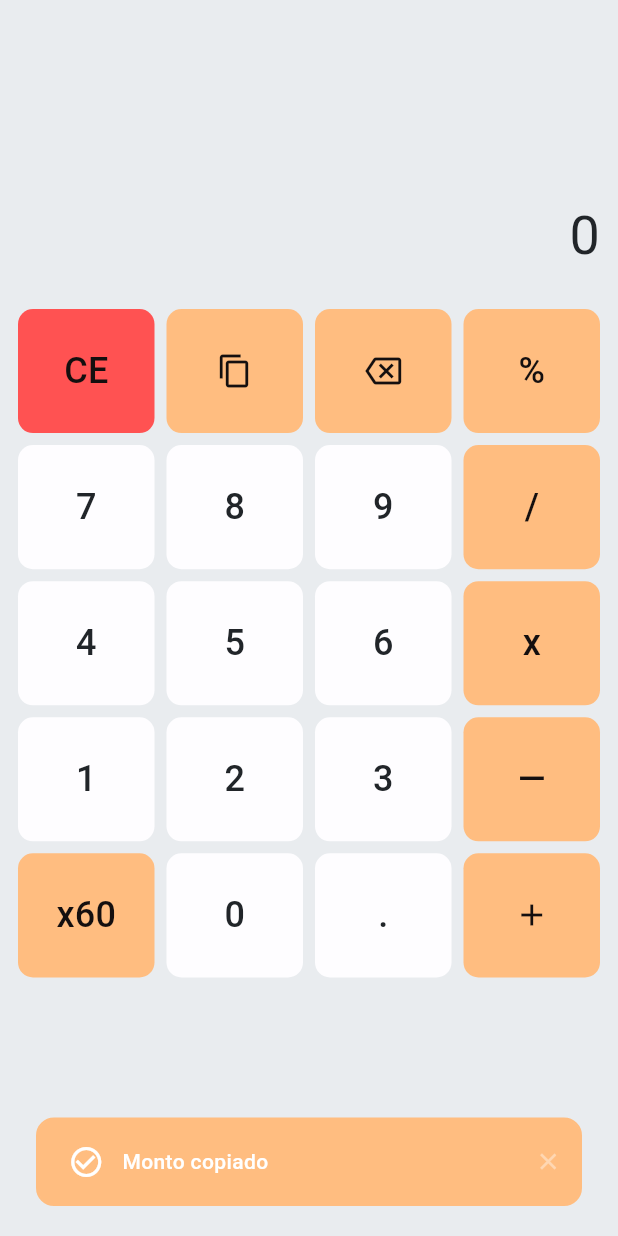
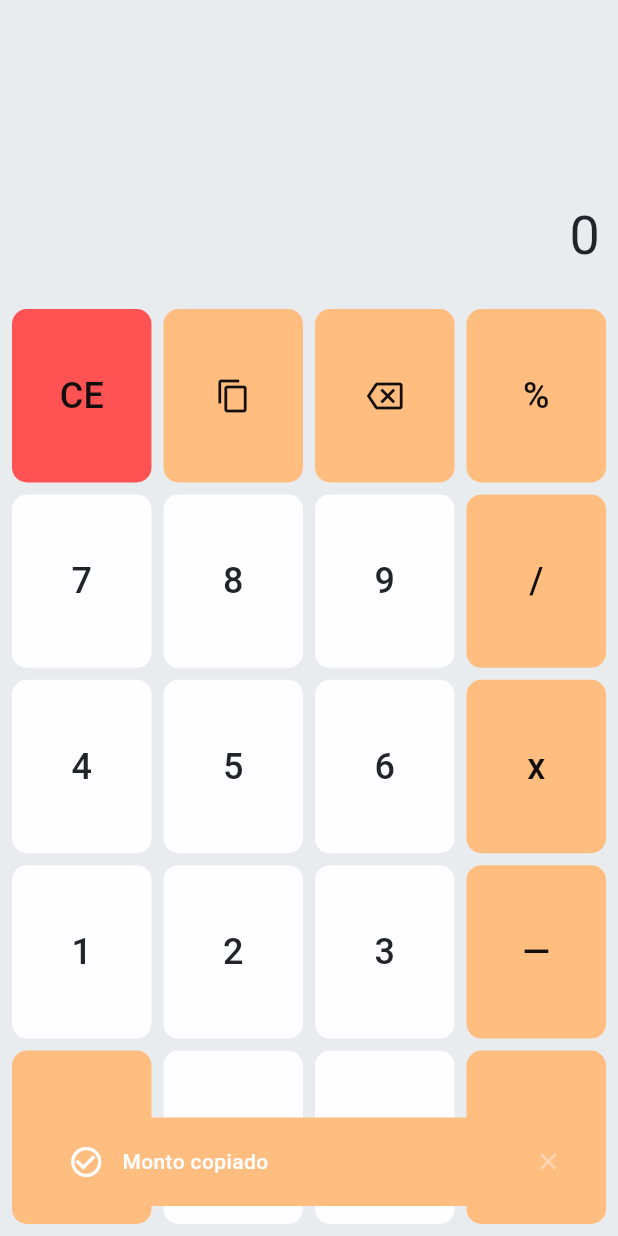
Before and after one commit to DaviD4Chirino/doctor_perro_helper, a Flutter app: the DolarCalculator screen opened directly, after a tap on the "content copy" icon, on a phone screen of 412 x 824 dp. Run offline on Flutter 3.47's test engine with Material 3 defaults, Android fonts, the phone set to English and light mode, and no system bars; drawn by our look-alikes of flutter_layout_grid, toastification; our stand-ins replace flutter_riverpod, math_expressions, riverpod_annotation, shared_preferences; accounts and stored records are empty; generated files the repository leaves out were written again.

Commit message:
added and used grid_layout

```diff
--- a/doctor_perro_helper/lib/screens/pages/calculator/calculator.dart
+++ b/doctor_perro_helper/lib/screens/pages/calculator/calculator.dart
@@ -5,6 +5,7 @@
 import 'package:doctor_perro_helper/widgets/calculator_button.dart';
 import 'package:flutter/material.dart';
 import 'package:flutter/services.dart';
+import 'package:flutter_layout_grid/flutter_layout_grid.dart';
 import 'package:toastification/toastification.dart';
 
 class DolarCalculator extends StatefulWidget {
@@ -124,9 +125,17 @@
                 ],
               ),
             ),
+            // GridButtons
             Expanded(
               flex: 3,
-              child: gridButtons(),
+              child: Padding(
+                padding: EdgeInsets.only(
+                  left: Sizes().large,
+                  right: Sizes().large,
+                  bottom: Sizes().large,
+                ),
+                child: gridButtons(),
+              ),
             ),
           ],
         ),
@@ -134,7 +143,7 @@
     );
   }
 
-  GridView gridButtons() {
+  LayoutGrid gridButtons() {
     final Color specialButtonColor = Theme.of(context).colorScheme.secondary;
     final Color specialButtonTextColor =
         Theme.of(context).colorScheme.onSecondary;
@@ -252,8 +261,23 @@
         icon: Icons.add,
       ),
     ];
-
-    return GridView.builder(
+    return LayoutGrid(
+      columnSizes: [1.fr, 1.fr, 1.fr, 1.fr],
+      rowSizes: [1.fr, 1.fr, 1.fr, 1.fr, 1.fr],
+      columnGap: Sizes().large,
+      rowGap: Sizes().large,
+      children: [
+        ...buttons.map((button) => CalculatorButton(
+            buttonData: button,
+            onTap: (String value) {
+              HapticFeedback.lightImpact();
+              setState(() {
+                question += value;
+              });
+            }))
+      ],
+    );
+    /* return GridView.builder(
       gridDelegate: SliverGridDelegateWithFixedCrossAxisCount(
         crossAxisCount: 4,
         childAspectRatio: 1.1,
@@ -275,5 +299,6 @@
         },
       ),
     );
+  } */
   }
 }
--- a/doctor_perro_helper/pubspec.yaml
+++ b/doctor_perro_helper/pubspec.yaml
@@ -10,6 +10,7 @@
   flutter:
     sdk: flutter
   flutter_launcher_icons: ^0.14.2
+  flutter_layout_grid: ^2.0.7
   flutter_riverpod: ^2.6.1
   haptic_feedback: ^0.5.1+1
   intl: ^0.20.1
```
